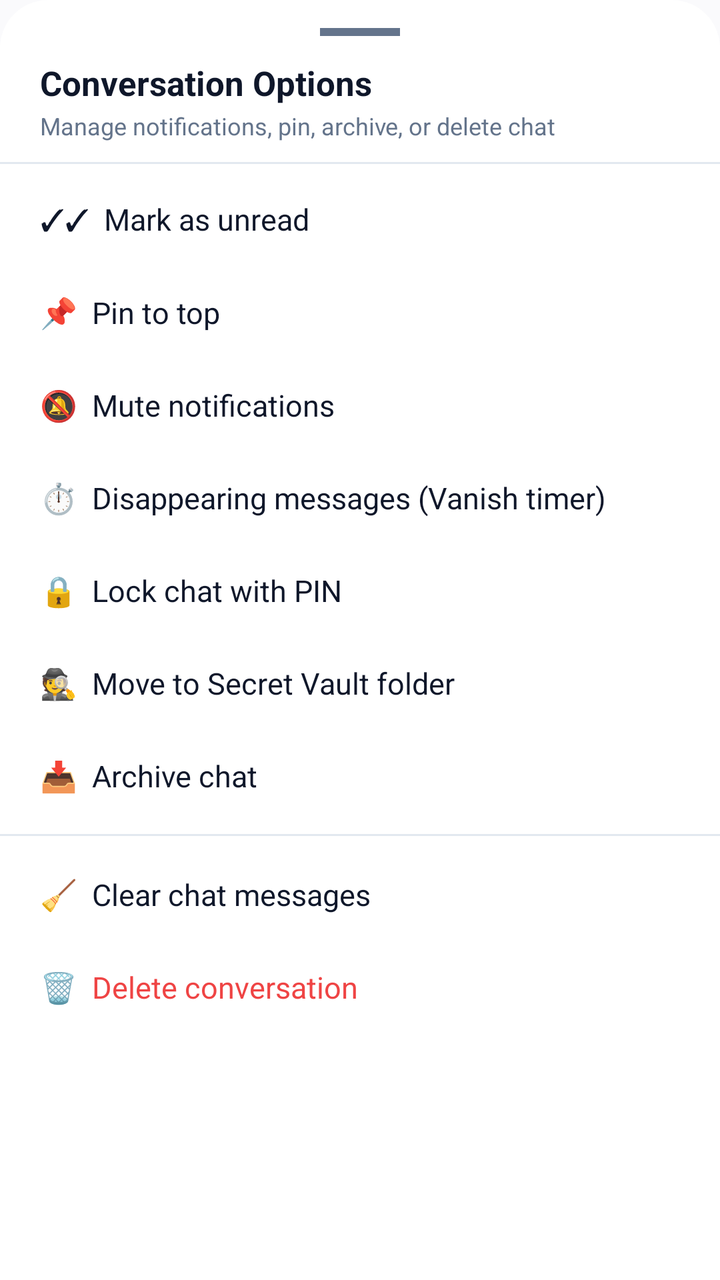
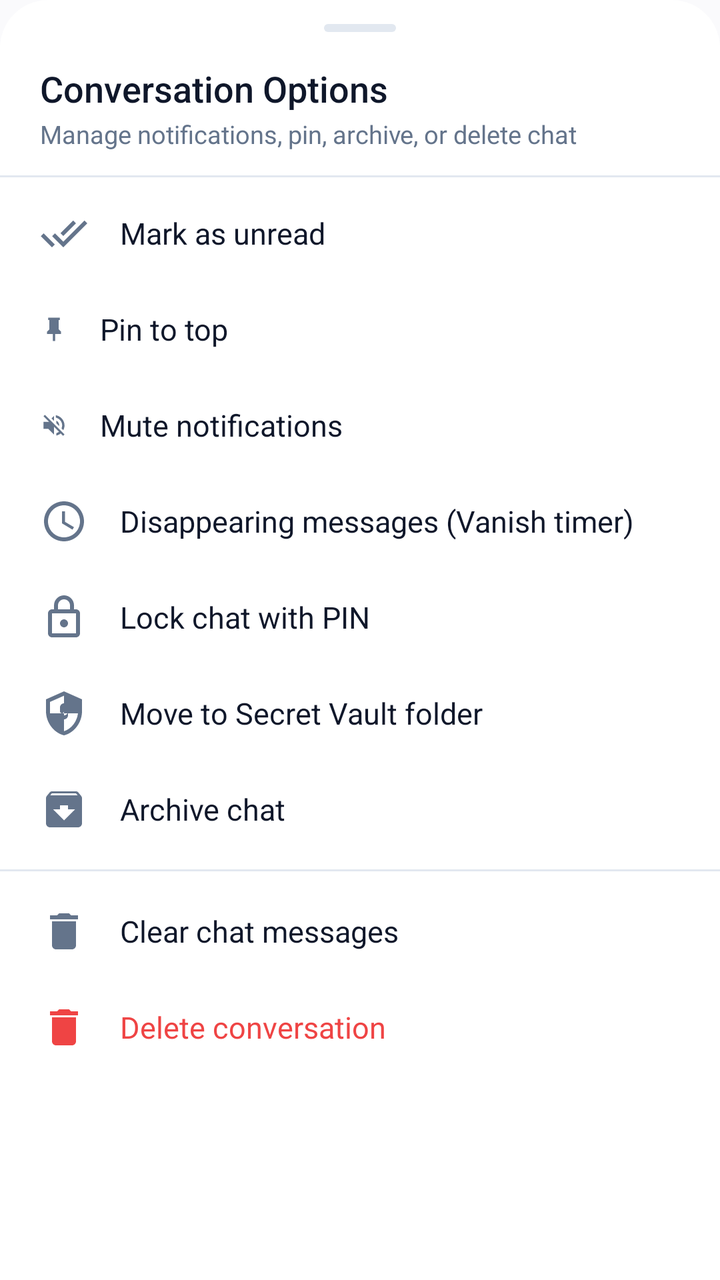

Screens rendered from an Android XML layout before and after an edit, with the pre-edit source and the edit as a unified diff.
<!-- AndroidManifest.xml: application theme Theme.VEIL -->
<!-- res/layout/bottom_sheet_chat_actions.xml -->
<?xml version="1.0" encoding="utf-8"?>
<LinearLayout xmlns:android="http://schemas.android.com/apk/res/android"
    xmlns:app="http://schemas.android.com/apk/res-auto"
    android:layout_width="match_parent"
    android:layout_height="wrap_content"
    android:orientation="vertical"
    android:background="@drawable/bottom_sheet_background"
    android:paddingTop="14dp"
    android:paddingBottom="24dp">

    <View
        android:layout_width="40dp"
        android:layout_height="4dp"
        android:background="@color/text_secondary"
        android:layout_gravity="center_horizontal"
        android:layout_marginBottom="12dp" />

    <LinearLayout
        android:layout_width="match_parent"
        android:layout_height="wrap_content"
        android:orientation="vertical"
        android:paddingStart="20dp"
        android:paddingEnd="20dp"
        android:paddingBottom="10dp">

        <TextView
            android:id="@+id/tvSheetChatTitle"
            android:layout_width="match_parent"
            android:layout_height="wrap_content"
            android:text="Conversation Options"
            android:textColor="@color/text_primary"
            android:textSize="17sp"
            android:textStyle="bold" />

        <TextView
            android:id="@+id/tvSheetChatSubtitle"
            android:layout_width="match_parent"
            android:layout_height="wrap_content"
            android:layout_marginTop="2dp"
            android:text="Manage notifications, pin, archive, or delete chat"
            android:textColor="@color/text_secondary"
            android:textSize="12sp" />
    </LinearLayout>

    <View
        android:layout_width="match_parent"
        android:layout_height="1dp"
        android:background="@color/colorOutline"
        android:layout_marginBottom="4dp" />

    <TextView
        android:id="@+id/actionMarkReadUnread"
        android:layout_width="match_parent"
        android:layout_height="wrap_content"
        android:text="✓✓  Mark as unread"
        android:textColor="@color/text_primary"
        android:textSize="15sp"
        android:paddingStart="20dp"
        android:paddingEnd="20dp"
        android:paddingTop="13dp"
        android:paddingBottom="13dp"
        android:background="?attr/selectableItemBackground"
        android:clickable="true"
        android:focusable="true" />

    <TextView
        android:id="@+id/actionPin"
        android:layout_width="match_parent"
        android:layout_height="wrap_content"
        android:text="📌  Pin to top"
        android:textColor="@color/text_primary"
        android:textSize="15sp"
        android:paddingStart="20dp"
        android:paddingEnd="20dp"
        android:paddingTop="13dp"
        android:paddingBottom="13dp"
        android:background="?attr/selectableItemBackground"
        android:clickable="true"
        android:focusable="true" />

    <TextView
        android:id="@+id/actionMute"
        android:layout_width="match_parent"
        android:layout_height="wrap_content"
        android:text="🔕  Mute notifications"
        android:textColor="@color/text_primary"
        android:textSize="15sp"
        android:paddingStart="20dp"
        android:paddingEnd="20dp"
        android:paddingTop="13dp"
        android:paddingBottom="13dp"
        android:background="?attr/selectableItemBackground"
        android:clickable="true"
        android:focusable="true" />

    <TextView
        android:id="@+id/actionVanishTimer"
        android:layout_width="match_parent"
        android:layout_height="wrap_content"
        android:text="⏱️  Disappearing messages (Vanish timer)"
        android:textColor="@color/text_primary"
        android:textSize="15sp"
        android:paddingStart="20dp"
        android:paddingEnd="20dp"
        android:paddingTop="13dp"
        android:paddingBottom="13dp"
        android:background="?attr/selectableItemBackground"
        android:clickable="true"
        android:focusable="true" />

    <TextView
        android:id="@+id/actionLockChat"
        android:layout_width="match_parent"
        android:layout_height="wrap_content"
        android:text="🔒  Lock chat with PIN"
        android:textColor="@color/text_primary"
        android:textSize="15sp"
        android:paddingStart="20dp"
        android:paddingEnd="20dp"
        android:paddingTop="13dp"
        android:paddingBottom="13dp"
        android:background="?attr/selectableItemBackground"
        android:clickable="true"
        android:focusable="true" />

    <TextView
        android:id="@+id/actionSecretVault"
        android:layout_width="match_parent"
        android:layout_height="wrap_content"
        android:text="🕵️  Move to Secret Vault folder"
        android:textColor="@color/text_primary"
        android:textSize="15sp"
        android:paddingStart="20dp"
        android:paddingEnd="20dp"
        android:paddingTop="13dp"
        android:paddingBottom="13dp"
        android:background="?attr/selectableItemBackground"
        android:clickable="true"
        android:focusable="true" />

    <TextView
        android:id="@+id/actionArchive"
        android:layout_width="match_parent"
        android:layout_height="wrap_content"
        android:text="📥  Archive chat"
        android:textColor="@color/text_primary"
        android:textSize="15sp"
        android:paddingStart="20dp"
        android:paddingEnd="20dp"
        android:paddingTop="13dp"
        android:paddingBottom="13dp"
        android:background="?attr/selectableItemBackground"
        android:clickable="true"
        android:focusable="true" />

    <View
        android:layout_width="match_parent"
        android:layout_height="1dp"
        android:background="@color/colorOutline"
        android:layout_marginTop="6dp"
        android:layout_marginBottom="6dp" />

    <TextView
        android:id="@+id/actionClearChat"
        android:layout_width="match_parent"
        android:layout_height="wrap_content"
        android:text="🧹  Clear chat messages"
        android:textColor="@color/text_primary"
        android:textSize="15sp"
        android:paddingStart="20dp"
        android:paddingEnd="20dp"
        android:paddingTop="13dp"
        android:paddingBottom="13dp"
        android:background="?attr/selectableItemBackground"
        android:clickable="true"
        android:focusable="true" />

    <TextView
        android:id="@+id/actionDelete"
        android:layout_width="match_parent"
        android:layout_height="wrap_content"
        android:text="🗑️  Delete conversation"
        android:textColor="@color/error_red"
        android:textSize="15sp"
        android:paddingStart="20dp"
        android:paddingEnd="20dp"
        android:paddingTop="13dp"
        android:paddingBottom="13dp"
        android:background="?attr/selectableItemBackground"
        android:clickable="true"
        android:focusable="true" />

</LinearLayout>
<!-- resources referenced by this layout -->
<resources>
  <color name="error_red">#EF4444</color>
  <color name="text_primary">#0F172A</color>
  <color name="text_secondary">#64748B</color>
  <style name="Base.Theme.VEIL" parent="Theme.Material3.DayNight.NoActionBar">
          <item name="android:statusBarColor">@android:color/transparent</item>
          <item name="android:navigationBarColor">@android:color/transparent</item>
          <item name="android:windowLightStatusBar" tools:targetApi="m">true</item>
          <item name="colorPrimary">@color/colorPrimary</item>
          <item name="colorOnPrimary">@color/colorOnPrimary</item>
          <item name="colorPrimaryContainer">@color/colorPrimaryContainer</item>
          <item name="colorOnPrimaryContainer">@color/colorOnPrimaryContainer</item>
          <item name="colorSurface">@color/colorSurface</item>
          <item name="colorSurfaceVariant">@color/colorSurfaceVariant</item>
          <item name="colorOutline">@color/colorOutline</item>
          <item name="android:colorBackground">@color/colorBackground</item>
          <item name="bottomSheetDialogTheme">@style/ModernBottomSheetDialogTheme</item>
      </style>
  <!-- unchanged entries left out for length: 12 -->
</resources>

<!-- the commit's change to res/layout/bottom_sheet_chat_actions.xml (unified diff, before → after) -->
@@ -5,32 +5,34 @@
     android:layout_height="wrap_content"
     android:orientation="vertical"
     android:background="@drawable/bottom_sheet_background"
-    android:paddingTop="14dp"
+    android:paddingTop="12dp"
     android:paddingBottom="24dp">
 
+    
     <View
-        android:layout_width="40dp"
+        android:layout_width="36dp"
         android:layout_height="4dp"
-        android:background="@color/text_secondary"
+        android:background="@drawable/bg_persona_drag_handle"
         android:layout_gravity="center_horizontal"
-        android:layout_marginBottom="12dp" />
-
+        android:layout_marginBottom="16dp" />
+
+    
     <LinearLayout
         android:layout_width="match_parent"
         android:layout_height="wrap_content"
         android:orientation="vertical"
         android:paddingStart="20dp"
         android:paddingEnd="20dp"
-        android:paddingBottom="10dp">
+        android:paddingBottom="12dp">
 
         <TextView
             android:id="@+id/tvSheetChatTitle"
             android:layout_width="match_parent"
             android:layout_height="wrap_content"
             android:text="Conversation Options"
-            android:textColor="@color/text_primary"
-            android:textSize="17sp"
-            android:textStyle="bold" />
+            android:textColor="@color/textPrimary"
+            android:textSize="18sp"
+            android:fontFamily="sans-serif-medium" />
 
         <TextView
             android:id="@+id/tvSheetChatSubtitle"
@@ -38,8 +40,8 @@
             android:layout_height="wrap_content"
             android:layout_marginTop="2dp"
             android:text="Manage notifications, pin, archive, or delete chat"
-            android:textColor="@color/text_secondary"
-            android:textSize="12sp" />
+            android:textColor="@color/textSecondary"
+            android:textSize="12.5sp" />
     </LinearLayout>
 
     <View
@@ -51,14 +53,16 @@
     <TextView
         android:id="@+id/actionMarkReadUnread"
         android:layout_width="match_parent"
-        android:layout_height="wrap_content"
-        android:text="✓✓  Mark as unread"
-        android:textColor="@color/text_primary"
-        android:textSize="15sp"
-        android:paddingStart="20dp"
-        android:paddingEnd="20dp"
-        android:paddingTop="13dp"
-        android:paddingBottom="13dp"
+        android:layout_height="48dp"
+        android:gravity="center_vertical"
+        android:text="Mark as unread"
+        android:textColor="@color/textPrimary"
+        android:textSize="15sp"
+        android:paddingStart="20dp"
+        android:paddingEnd="20dp"
+        android:drawablePadding="16dp"
+        app:drawableStartCompat="@drawable/ic_check_double"
+        app:drawableTint="@color/textSecondary"
         android:background="?attr/selectableItemBackground"
         android:clickable="true"
         android:focusable="true" />
@@ -66,14 +70,16 @@
     <TextView
         android:id="@+id/actionPin"
         android:layout_width="match_parent"
-        android:layout_height="wrap_content"
-        android:text="📌  Pin to top"
-        android:textColor="@color/text_primary"
-        android:textSize="15sp"
-        android:paddingStart="20dp"
-        android:paddingEnd="20dp"
-        android:paddingTop="13dp"
-        android:paddingBottom="13dp"
+        android:layout_height="48dp"
+        android:gravity="center_vertical"
+        android:text="Pin to top"
+        android:textColor="@color/textPrimary"
+        android:textSize="15sp"
+        android:paddingStart="20dp"
+        android:paddingEnd="20dp"
+        android:drawablePadding="16dp"
+        app:drawableStartCompat="@drawable/ic_chat_pin"
+        app:drawableTint="@color/textSecondary"
         android:background="?attr/selectableItemBackground"
         android:clickable="true"
         android:focusable="true" />
@@ -81,14 +87,16 @@
     <TextView
         android:id="@+id/actionMute"
         android:layout_width="match_parent"
-        android:layout_height="wrap_content"
-        android:text="🔕  Mute notifications"
-        android:textColor="@color/text_primary"
-        android:textSize="15sp"
-        android:paddingStart="20dp"
-        android:paddingEnd="20dp"
-        android:paddingTop="13dp"
-        android:paddingBottom="13dp"
+        android:layout_height="48dp"
+        android:gravity="center_vertical"
+        android:text="Mute notifications"
+        android:textColor="@color/textPrimary"
+        android:textSize="15sp"
+        android:paddingStart="20dp"
+        android:paddingEnd="20dp"
+        android:drawablePadding="16dp"
+        app:drawableStartCompat="@drawable/ic_chat_mute"
+        app:drawableTint="@color/textSecondary"
         android:background="?attr/selectableItemBackground"
         android:clickable="true"
         android:focusable="true" />
@@ -96,14 +104,16 @@
     <TextView
         android:id="@+id/actionVanishTimer"
         android:layout_width="match_parent"
-        android:layout_height="wrap_content"
-        android:text="⏱️  Disappearing messages (Vanish timer)"
-        android:textColor="@color/text_primary"
-        android:textSize="15sp"
-        android:paddingStart="20dp"
-        android:paddingEnd="20dp"
-        android:paddingTop="13dp"
-        android:paddingBottom="13dp"
+        android:layout_height="48dp"
+        android:gravity="center_vertical"
+        android:text="Disappearing messages (Vanish timer)"
+        android:textColor="@color/textPrimary"
+        android:textSize="15sp"
+        android:paddingStart="20dp"
+        android:paddingEnd="20dp"
+        android:drawablePadding="16dp"
+        app:drawableStartCompat="@drawable/ic_timer"
+        app:drawableTint="@color/textSecondary"
         android:background="?attr/selectableItemBackground"
         android:clickable="true"
         android:focusable="true" />
@@ -111,14 +121,16 @@
     <TextView
         android:id="@+id/actionLockChat"
         android:layout_width="match_parent"
-        android:layout_height="wrap_content"
-        android:text="🔒  Lock chat with PIN"
-        android:textColor="@color/text_primary"
-        android:textSize="15sp"
-        android:paddingStart="20dp"
-        android:paddingEnd="20dp"
-        android:paddingTop="13dp"
-        android:paddingBottom="13dp"
+        android:layout_height="48dp"
+        android:gravity="center_vertical"
+        android:text="Lock chat with PIN"
+        android:textColor="@color/textPrimary"
+        android:textSize="15sp"
+        android:paddingStart="20dp"
+        android:paddingEnd="20dp"
+        android:drawablePadding="16dp"
+        app:drawableStartCompat="@drawable/ic_lock"
+        app:drawableTint="@color/textSecondary"
         android:background="?attr/selectableItemBackground"
         android:clickable="true"
         android:focusable="true" />
@@ -126,14 +138,16 @@
     <TextView
         android:id="@+id/actionSecretVault"
         android:layout_width="match_parent"
-        android:layout_height="wrap_content"
-        android:text="🕵️  Move to Secret Vault folder"
-        android:textColor="@color/text_primary"
-        android:textSize="15sp"
-        android:paddingStart="20dp"
-        android:paddingEnd="20dp"
-        android:paddingTop="13dp"
-        android:paddingBottom="13dp"
+        android:layout_height="48dp"
+        android:gravity="center_vertical"
+        android:text="Move to Secret Vault folder"
+        android:textColor="@color/textPrimary"
+        android:textSize="15sp"
+        android:paddingStart="20dp"
+        android:paddingEnd="20dp"
+        android:drawablePadding="16dp"
+        app:drawableStartCompat="@drawable/ic_shield_locked"
+        app:drawableTint="@color/textSecondary"
         android:background="?attr/selectableItemBackground"
         android:clickable="true"
         android:focusable="true" />
@@ -141,14 +155,16 @@
     <TextView
         android:id="@+id/actionArchive"
         android:layout_width="match_parent"
-        android:layout_height="wrap_content"
-        android:text="📥  Archive chat"
-        android:textColor="@color/text_primary"
-        android:textSize="15sp"
-        android:paddingStart="20dp"
-        android:paddingEnd="20dp"
-        android:paddingTop="13dp"
-        android:paddingBottom="13dp"
+        android:layout_height="48dp"
+        android:gravity="center_vertical"
+        android:text="Archive chat"
+        android:textColor="@color/textPrimary"
+        android:textSize="15sp"
+        android:paddingStart="20dp"
+        android:paddingEnd="20dp"
+        android:drawablePadding="16dp"
+        app:drawableStartCompat="@drawable/ic_archive"
+        app:drawableTint="@color/textSecondary"
         android:background="?attr/selectableItemBackground"
         android:clickable="true"
         android:focusable="true" />
@@ -163,14 +179,16 @@
     <TextView
         android:id="@+id/actionClearChat"
         android:layout_width="match_parent"
-        android:layout_height="wrap_content"
-        android:text="🧹  Clear chat messages"
-        android:textColor="@color/text_primary"
-        android:textSize="15sp"
-        android:paddingStart="20dp"
-        android:paddingEnd="20dp"
-        android:paddingTop="13dp"
-        android:paddingBottom="13dp"
+        android:layout_height="48dp"
+        android:gravity="center_vertical"
+        android:text="Clear chat messages"
+        android:textColor="@color/textPrimary"
+        android:textSize="15sp"
+        android:paddingStart="20dp"
+        android:paddingEnd="20dp"
+        android:drawablePadding="16dp"
+        app:drawableStartCompat="@drawable/ic_delete"
+        app:drawableTint="@color/textSecondary"
         android:background="?attr/selectableItemBackground"
         android:clickable="true"
         android:focusable="true" />
@@ -178,14 +196,16 @@
     <TextView
         android:id="@+id/actionDelete"
         android:layout_width="match_parent"
-        android:layout_height="wrap_content"
-        android:text="🗑️  Delete conversation"
-        android:textColor="@color/error_red"
-        android:textSize="15sp"
-        android:paddingStart="20dp"
-        android:paddingEnd="20dp"
-        android:paddingTop="13dp"
-        android:paddingBottom="13dp"
+        android:layout_height="48dp"
+        android:gravity="center_vertical"
+        android:text="Delete conversation"
+        android:textColor="@color/colorError"
+        android:textSize="15sp"
+        android:paddingStart="20dp"
+        android:paddingEnd="20dp"
+        android:drawablePadding="16dp"
+        app:drawableStartCompat="@drawable/ic_delete"
+        app:drawableTint="@color/colorError"
         android:background="?attr/selectableItemBackground"
         android:clickable="true"
         android:focusable="true" />
<!-- resource entries referenced after the edit -->
@@ -1,8 +1,102 @@
 <!-- resources referenced by this layout -->
 <resources>
-  <color name="error_red">#EF4444</color>
-  <color name="text_primary">#0F172A</color>
-  <color name="text_secondary">#64748B</color>
+  <color name="colorError">#EF4444</color>
+  <color name="textPrimary">#0F172A</color>
+  <color name="textSecondary">#64748B</color>
+  <!-- drawable bg_persona_drag_handle (drawable) -->
+  <?xml version="1.0" encoding="utf-8"?>
+  <shape xmlns:android="http://schemas.android.com/apk/res/android"
+      android:shape="rectangle">
+      <solid android:color="@color/colorOutline" />
+      <corners android:radius="2dp" />
+  </shape>
+  <!-- drawable ic_archive (drawable) -->
+  <vector xmlns:android="http://schemas.android.com/apk/res/android"
+      android:width="24dp"
+      android:height="24dp"
+      android:viewportWidth="24"
+      android:viewportHeight="24">
+    <path
+        android:fillColor="@android:color/white"
+        android:pathData="M20.54,5.23l-1.39,-1.68C18.88,3.21 18.47,3 18,3H6c-.47,0 -.88,.21 -1.16,.55L3.46,5.23C3.17,5.57 3,6.02 3,6.5V19c0,1.1 .9,2 2,2h14c1.1,0 2,-.9 2,-2V6.5c0,-.48 -.17,-.93 -.46,-1.27zM12,17.5L6.5,12H10v-2h4v2h3.5L12,17.5zM5.12,5l.81,-1h12l.94,1H5.12z"/>
+  </vector>
+  <!-- drawable ic_chat_mute (drawable) -->
+  <vector xmlns:android="http://schemas.android.com/apk/res/android"
+      android:width="14dp"
+      android:height="14dp"
+      android:viewportWidth="24"
+      android:viewportHeight="24"
+      android:tint="?attr/colorControlNormal">
+    <path
+        android:fillColor="@android:color/white"
+        android:pathData="M16.5,12C16.5,10.23 15.48,8.71 14,7.97V10.18L16.45,12.63C16.48,12.43 16.5,12.21 16.5,12M19,12C19,12.94 18.8,13.82 18.46,14.64L19.97,16.15C20.62,14.91 21,13.5 21,12C21,7.72 17.78,4.14 13.6,3.31V5.38C16.63,6.16 19,8.81 19,12M4.27,3L3,4.27L7.73,9H3V15H7L12,20V13.27L16.25,17.53C15.58,18.04 14.83,18.46 14,18.7V20.77C15.38,20.45 16.63,19.82 17.68,18.96L19.73,21L21,19.73L4.27,3M12,4L9.91,6.09L12,8.18V4Z"/>
+  </vector>
+  <!-- drawable ic_chat_pin (drawable) -->
+  <vector xmlns:android="http://schemas.android.com/apk/res/android"
+      android:width="14dp"
+      android:height="14dp"
+      android:viewportWidth="24"
+      android:viewportHeight="24"
+      android:tint="?attr/colorControlNormal">
+    <path
+        android:fillColor="@android:color/white"
+        android:pathData="M16,12V4H17V2H7V4H8V12L6,14V16H11V22H13V16H18V14L16,12Z"/>
+  </vector>
+  <!-- drawable ic_check_double (drawable) -->
+  <vector xmlns:android="http://schemas.android.com/apk/res/android"
+      android:width="24dp"
+      android:height="24dp"
+      android:viewportWidth="24"
+      android:viewportHeight="24">
+    <path
+        android:fillColor="#FF000000"
+        android:pathData="M18,7l-1.41,-1.41 -6.34,6.34 1.41,1.41L18,7zM22.24,5.59L11.66,16.17 7.48,12l-1.41,1.41L11.66,19 23.66,7l-1.42,-1.41zM0.41,13.41L6,19l1.41,-1.41L1.83,12 0.41,13.41z"/>
+  </vector>
+  <!-- drawable ic_delete (drawable) -->
+  <vector xmlns:android="http://schemas.android.com/apk/res/android"
+      android:width="24dp"
+      android:height="24dp"
+      android:viewportWidth="24"
+      android:viewportHeight="24">
+      <path
+          android:fillColor="#FFFFFF"
+          android:pathData="M6,19c0,1.1 0.9,2 2,2h8c1.1,0 2,-0.9 2,-2V7H6v12zM19,4h-3.5l-1,-1h-5l-1,1H5v2h14V4z"/>
+  </vector>
+  <!-- drawable ic_lock (drawable) -->
+  <vector xmlns:android="http://schemas.android.com/apk/res/android"
+      android:width="24dp"
+      android:height="24dp"
+      android:viewportWidth="24"
+      android:viewportHeight="24">
+    <path
+        android:fillColor="#FF000000"
+        android:pathData="M18,8h-1V6c0,-2.76 -2.24,-5 -5,-5S7,3.24 7,6v2H6c-1.1,0 -2,0.9 -2,2v10c0,1.1 0.9,2 2,2h12c1.1,0 2,-0.9 2,-2V10C20,8.9 19.1,8 18,8zM9,6c0,-1.66 1.34,-3 3,-3s3,1.34 3,3v2H9V6zM18,20H6V10h12V20zM12,17c1.1,0 2,-0.9 2,-2c0,-1.1 -0.9,-2 -2,-2s-2,0.9 -2,2C10,16.1 10.9,17 12,17z"/>
+  </vector>
+  <!-- drawable ic_shield_locked (drawable) -->
+  <vector xmlns:android="http://schemas.android.com/apk/res/android"
+      android:width="24dp"
+      android:height="24dp"
+      android:viewportWidth="24"
+      android:viewportHeight="24">
+      <path
+          android:fillColor="@color/veil_accent"
+          android:pathData="M12,1L3,5v6c0,5.55 3.84,10.74 9,12 5.16,-1.26 9,-6.45 9,-12V5l-9,-4zM12,11.99h7c-0.53,4.12 -3.28,7.79 -7,8.94V12H5V6.3l7,-3.11v8.8z"/>
+      <path
+          android:fillColor="@color/veil_accent"
+          android:pathData="M12,7c-1.1,0 -2,0.9 -2,2v2c0,0.55 0.45,1 1,1s1,-0.45 1,-1V9c0,-0.55 0.45,-1 1,-1s1,0.45 1,1v2c0,1.1 -0.9,2 -2,2 -0.55,0 -1,0.45 -1,1s0.45,1 1,1c1.1,0 2,-0.9 2,-2V9c0,-1.1 -0.9,-2 -2,-2z"/>
+  </vector>
+  <!-- drawable ic_timer (drawable) -->
+  <vector xmlns:android="http://schemas.android.com/apk/res/android"
+      android:width="24dp"
+      android:height="24dp"
+      android:viewportWidth="24"
+      android:viewportHeight="24"
+      android:tint="?attr/colorControlNormal">
+    <path
+        android:fillColor="@android:color/white"
+        android:pathData="M11.99,2C6.47,2 2,6.48 2,12s4.47,10 9.99,10C17.52,22 22,17.52 22,12S17.52,2 11.99,2zM12,20c-4.42,0 -8,-3.58 -8,-8s3.58,-8 8,-8 8,3.58 8,8 -3.58,8 -8,8zM12.5,7H11v6l5.25,3.15 0.75,-1.23 -4.5,-2.67z"/>
+  </vector>
+  <color name="veil_accent">#4F46E5</color>
   <style name="Base.Theme.VEIL" parent="Theme.Material3.DayNight.NoActionBar">
           <item name="android:statusBarColor">@android:color/transparent</item>
           <item name="android:navigationBarColor">@android:color/transparent</item>
@@ -11,12 +105,46 @@
           <item name="colorOnPrimary">@color/colorOnPrimary</item>
           <item name="colorPrimaryContainer">@color/colorPrimaryContainer</item>
           <item name="colorOnPrimaryContainer">@color/colorOnPrimaryContainer</item>
+          <item name="colorSecondary">@color/colorSecondary</item>
+          <item name="colorOnSecondary">@color/colorOnSecondary</item>
+          <item name="colorSecondaryContainer">@color/colorSecondaryContainer</item>
+          <item name="colorOnSecondaryContainer">@color/colorOnSecondaryContainer</item>
+          <item name="colorTertiary">@color/colorTertiary</item>
+          <item name="colorOnTertiary">@color/colorOnTertiary</item>
+          <item name="colorTertiaryContainer">@color/colorTertiaryContainer</item>
+          <item name="colorOnTertiaryContainer">@color/colorOnTertiaryContainer</item>
           <item name="colorSurface">@color/colorSurface</item>
+          <item name="colorOnSurface">@color/colorOnSurface</item>
           <item name="colorSurfaceVariant">@color/colorSurfaceVariant</item>
+          <item name="colorOnSurfaceVariant">@color/colorOnSurfaceVariant</item>
+          <item name="colorSurfaceDim">@color/colorSurfaceDim</item>
+          <item name="colorSurfaceBright">@color/colorSurfaceBright</item>
+          <item name="colorSurfaceContainerLowest">@color/colorSurfaceContainerLowest</item>
+          <item name="colorSurfaceContainerLow">@color/colorSurfaceContainerLow</item>
+          <item name="colorSurfaceContainer">@color/colorSurfaceContainer</item>
+          <item name="colorSurfaceContainerHigh">@color/colorSurfaceContainerHigh</item>
+          <item name="colorSurfaceContainerHighest">@color/colorSurfaceContainerHighest</item>
           <item name="colorOutline">@color/colorOutline</item>
           <item name="android:colorBackground">@color/colorBackground</item>
           <item name="bottomSheetDialogTheme">@style/ModernBottomSheetDialogTheme</item>
       </style>
+  <color name="colorSecondary">#0D9488</color>
+  <color name="colorOnSecondary">#FFFFFF</color>
+  <color name="colorSecondaryContainer">#EEF2FF</color>
+  <color name="colorOnSecondaryContainer">#3730A3</color>
+  <color name="colorTertiary">#06B6D4</color>
+  <color name="colorOnTertiary">#FFFFFF</color>
+  <color name="colorTertiaryContainer">#ECFEFF</color>
+  <color name="colorOnTertiaryContainer">#155E75</color>
+  <color name="colorOnSurface">#0F172A</color>
+  <color name="colorOnSurfaceVariant">#475569</color>
+  <color name="colorSurfaceDim">#E2E8F0</color>
+  <color name="colorSurfaceBright">#FFFFFF</color>
+  <color name="colorSurfaceContainerLowest">#FFFFFF</color>
+  <color name="colorSurfaceContainerLow">#F8FAFC</color>
+  <color name="colorSurfaceContainer">#F1F5F9</color>
+  <color name="colorSurfaceContainerHigh">#E2E8F0</color>
+  <color name="colorSurfaceContainerHighest">#CBD5E1</color>
   <!-- unchanged entries left out for length: 12 -->
 </resources>
 
